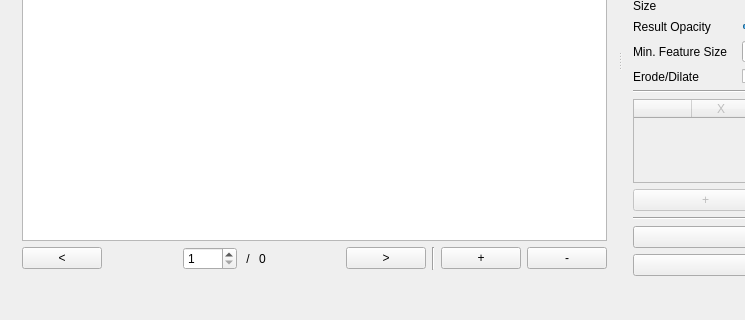
The window that mainwindow.ui (prsousa/TomSeg) describes before a commit, drawn with Qt 5; both pictures show x 0 to 745 and y 215 to 535 of the 950 by 535 pixel window.
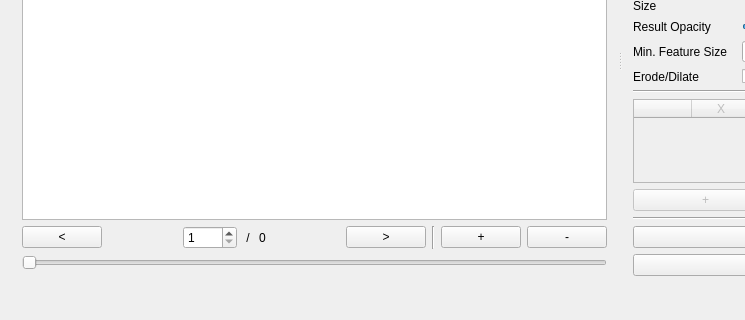
The same window after the commit.

Commit message: Add slider to navigate through the slices

Patch:
```diff
--- a/mainwindow.ui
+++ b/mainwindow.ui
@@ -129,6 +129,16 @@
           </item>
          </layout>
         </item>
+        <item>
+         <widget class="QSlider" name="sliceSlider">
+          <property name="maximum">
+           <number>0</number>
+          </property>
+          <property name="orientation">
+           <enum>Qt::Horizontal</enum>
+          </property>
+         </widget>
+        </item>
         <item>
          <widget class="Line" name="verticalLine">
           <property name="orientation">
```
The commit also changes 2 other files.
